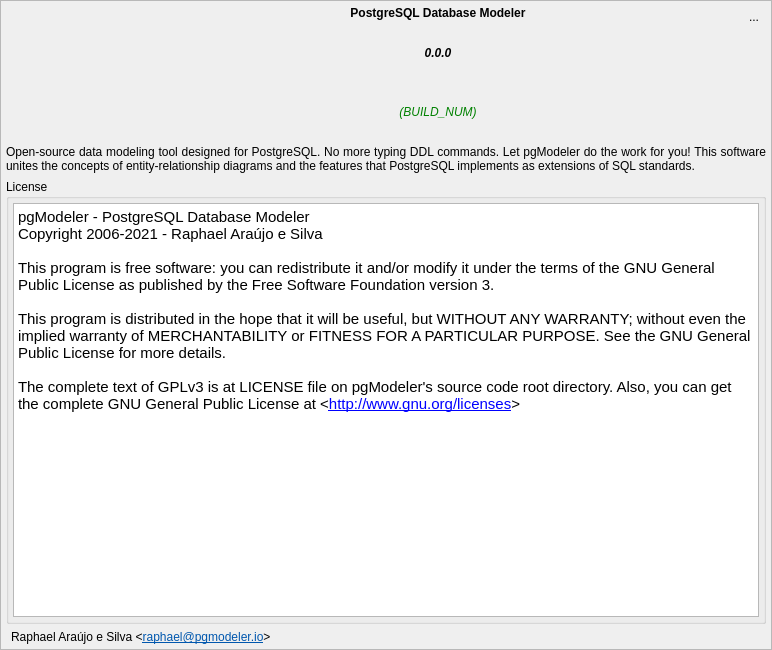
This is libs/libgui/ui/widgets/aboutwidget.ui in pgmodeler/pgmodeler as Qt 5 draws it before an edit. The edited form follows.
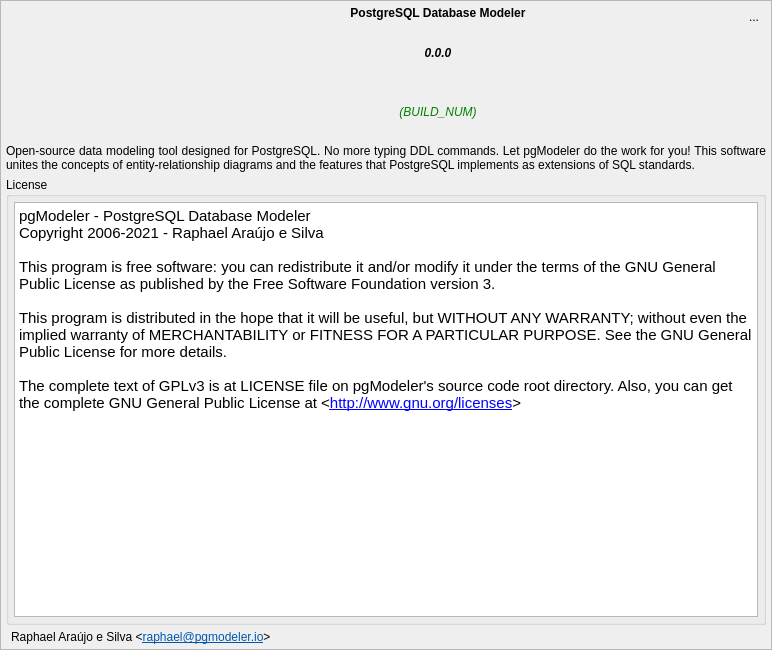
This is the edited form. Icons and pictures are not drawn.

Commit message: Adjusted the layouts spacing in ui/tools/* and ui/widget/*

Diff of the .ui file:
```diff
--- a/libs/libgui/ui/widgets/aboutwidget.ui
+++ b/libs/libgui/ui/widgets/aboutwidget.ui
@@ -84,8 +84,14 @@
       <property name="bottomMargin">
        <number>5</number>
       </property>
+      <property name="spacing">
+       <number>5</number>
+      </property>
       <item row="0" column="1" rowspan="2">
        <layout class="QGridLayout" name="gridLayout_2">
+        <property name="spacing">
+         <number>5</number>
+        </property>
         <item row="1" column="2" rowspan="2">
          <spacer name="horizontalSpacer_2">
           <property name="orientation">
@@ -314,17 +320,20 @@
          <string>License</string>
         </property>
         <layout class="QVBoxLayout" name="verticalLayout">
+         <property name="spacing">
+          <number>5</number>
+         </property>
          <property name="leftMargin">
-          <number>4</number>
+          <number>5</number>
          </property>
          <property name="topMargin">
-          <number>4</number>
+          <number>5</number>
          </property>
          <property name="rightMargin">
-          <number>4</number>
+          <number>5</number>
          </property>
          <property name="bottomMargin">
-          <number>4</number>
+          <number>5</number>
          </property>
          <item>
           <widget class="QTextEdit" name="changelog_txt">
```
Left out of the diff: 3 changed lines with no effect on the pictures. The commit also changes 41 other files.
